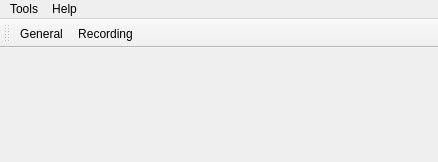
Above: prefswindow.ui from domoritz/drummy before the change. Below: the same form after it.
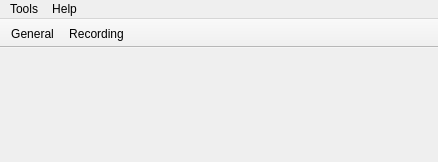
That is the form after the change. Icons and pictures are not drawn. Custom widgets are drawn as their Qt base class.

```diff
--- a/prefswindow.ui
+++ b/prefswindow.ui
@@ -57,6 +57,9 @@
    <property name="windowTitle">
     <string>toolBar</string>
    </property>
+   <property name="movable">
+    <bool>false</bool>
+   </property>
    <property name="iconSize">
     <size>
      <width>32</width>
```
